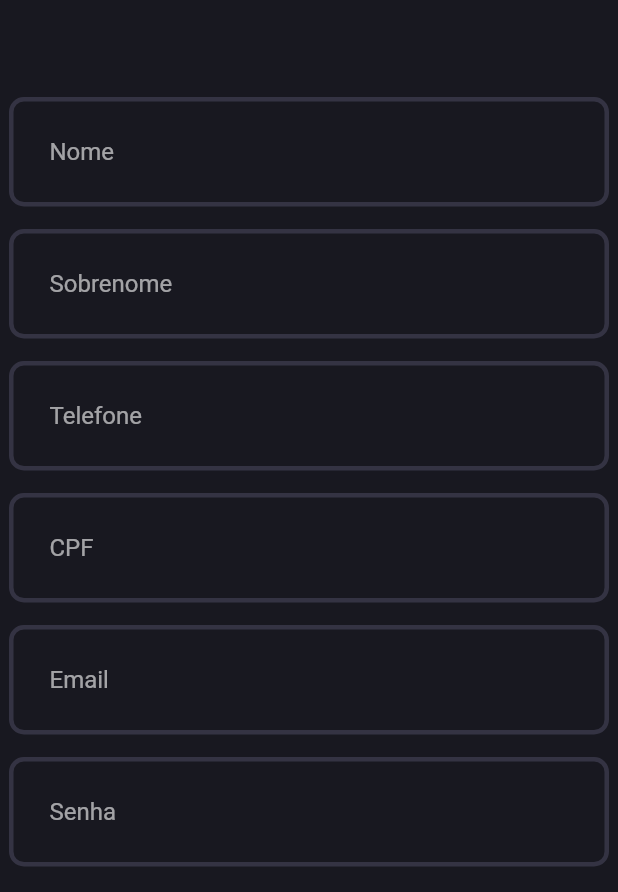
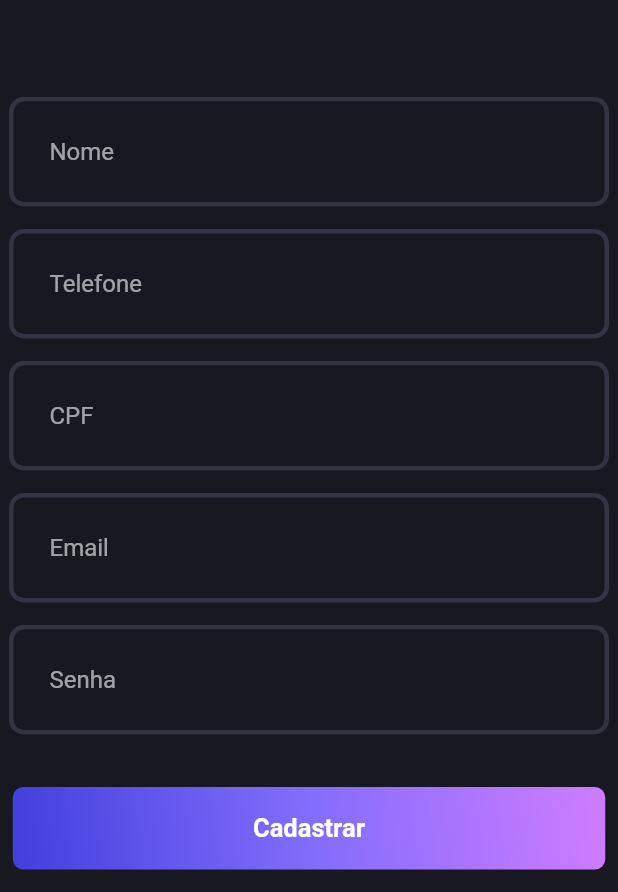
Before and after one commit to RockabZ/Lackstage, a Flutter app: the RegisterPage screen opened directly, on a phone screen of 412 x 824 dp, the part 344-1236 px from its top. Run offline on Flutter 3.47's test engine with Material 2 defaults, Android fonts, the phone set to English and light mode, and no system bars; our stand-ins replace cloud_firestore, firebase_core, flutter_svg; accounts and stored records are empty.

Commit message:
style: remove sobrenome text input

```diff
--- a/lib/Pages/RegisterPage.dart
+++ b/lib/Pages/RegisterPage.dart
@@ -33,8 +33,6 @@ class RegisterPage extends StatelessWidget {
                   ),
                   const SizedBox(height: 15),
                   LoginField(controller: _nome, hintText: 'Nome'),
-                  const SizedBox(height: 15),
-                  const LoginField(hintText: 'Sobrenome'),
                   const SizedBox(height: 15),
                   const LoginField(hintText: 'Telefone'),
                   const SizedBox(height: 15),
```
